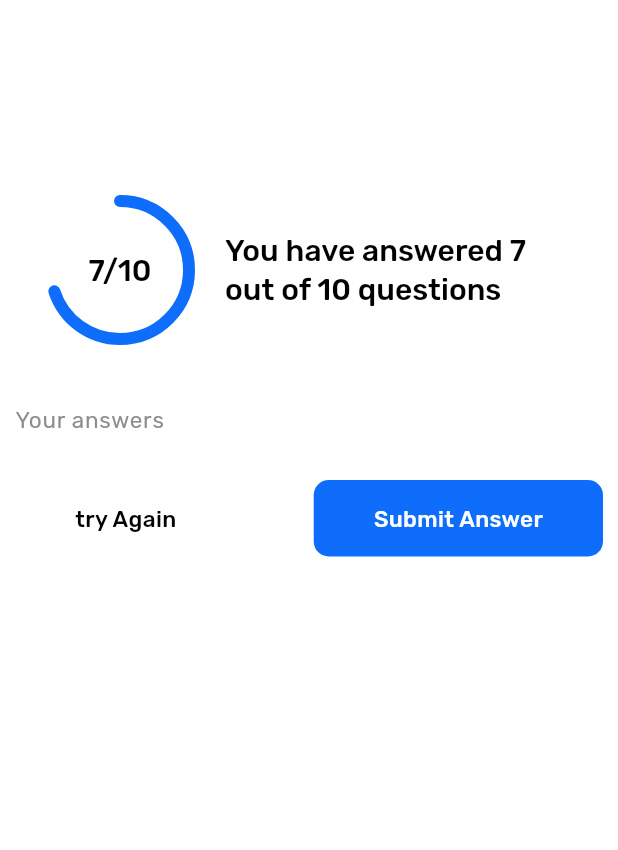
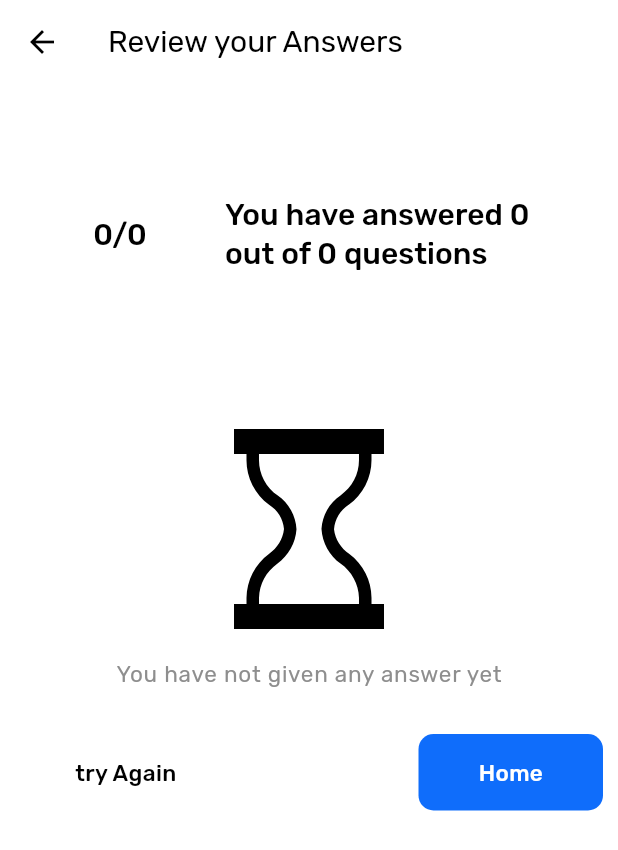
Before and after one commit to MrNitishroy/InterviewPrep, a Flutter app: the AnswerSummery screen opened directly, on a phone screen of 412 x 824 dp. Shown: the top 850 px of the screen. Run offline on Flutter 3.47's test engine with Material 2 defaults, Android fonts, the phone set to English and light mode, and no system bars; drawn by our look-alikes of percent_indicator; our stand-ins replace animated_text_kit, avatar_glow, camera, carousel_slider, confetti, firebase_auth and 14 more; accounts and stored records are empty.

Commit message:
Answer summer completed

```diff
--- a/lib/Controller/Result/ResultController.dart
+++ b/lib/Controller/Result/ResultController.dart
@@ -6,7 +6,8 @@ import 'package:shared_preferences/shared_preferences.dart';
 
 class ResultController extends GetxController {
   RxList<ListOfQuestion> userResponse = <ListOfQuestion>[].obs;
-
+  RxInt totalAnswerd = 0.obs;
+  RxInt totalQuestion = 0.obs;
   @override
   void onInit() {
     // TODO: implement onInit
@@ -22,6 +23,12 @@ class ResultController extends GetxController {
   }
 
   void setUserAnswer(String userAnswer, String question) {
+    if (userAnswer == "" ||
+        userAnswer.contains("i don't know") ||
+        userAnswer.contains("i don't have knowledge")) {
+      return;
+    } else {
+      totalAnswerd.value += 1;
       var newResponse = ListOfQuestion(
         question: question,
         userAnswer: userAnswer,
@@ -31,6 +38,7 @@ class ResultController extends GetxController {
       print("Adding Response to db");
       print("Question: $question");
       print("User Response: $userAnswer");
+    }
   }
 
 // save all data in local storage
--- a/lib/Pages/AnswerSummery/AnswerSummery.dart
+++ b/lib/Pages/AnswerSummery/AnswerSummery.dart
@@ -1,6 +1,9 @@
 import 'package:chatgpt/Components/Buttons/PrimaryButton.dart';
 import 'package:chatgpt/Components/Buttons/SecondryButton.dart';
 import 'package:chatgpt/Components/Interview/MyPercentageIndicator.dart';
+import 'package:chatgpt/Config/Colors.dart';
+import 'package:chatgpt/Controller/InterviewController.dart';
+import 'package:chatgpt/Controller/LocalStorage/LocalStorage.dart';
 import 'package:chatgpt/Controller/Result/ResultController.dart';
 import 'package:chatgpt/Pages/AnswerSummery/OverView.dart';
 import 'package:chatgpt/Pages/AnswerSummery/QuestionTile.dart';
@@ -8,6 +11,7 @@ import 'package:chatgpt/Pages/HomePage/HomeData.dart';
 import 'package:chatgpt/Pages/InterviewPage/InterviewComplete.dart';
 import 'package:flutter/cupertino.dart';
 import 'package:flutter/material.dart';
+import 'package:flutter_svg/flutter_svg.dart';
 import 'package:get/get.dart';
 import 'package:percent_indicator/percent_indicator.dart';
 
@@ -16,20 +20,44 @@ class AnswerSummery extends StatelessWidget {
 
   @override
   Widget build(BuildContext context) {
-    ResultController resultController = ResultController();
+    ResultController resultController = Get.put(ResultController());
+    InterviewController interviewController = Get.put(InterviewController());
+
     return Scaffold(
+      appBar: AppBar(
+        title: Text(
+          "Review your Answers",
+          style: Theme.of(context).textTheme.headlineSmall,
+        ),
+      ),
       body: Padding(
         padding: const EdgeInsets.all(10),
+        child: SafeArea(
           child: SingleChildScrollView(
             child: Column(
               children: [
-              SizedBox(height: 100),
+                SizedBox(height: 20),
                 OverView(
-                totalQuestion: 10,
-                answeredQuestion: 7,
+                  totalQuestion: interviewController.totalQuestion.value,
+                  answeredQuestion: resultController.totalAnswerd.value,
                 ),
                 SizedBox(height: 20),
-              Row(
+                resultController.totalAnswerd.value == 0
+                    ? Column(
+                        children: [
+                          SizedBox(height: 40),
+                          SvgPicture.asset(
+                            "Assets/Icons/empty.svg",
+                            width: 100,
+                          ),
+                          SizedBox(height: 20),
+                          Text(
+                            "You have not given any answer yet",
+                            style: Theme.of(context).textTheme.labelMedium,
+                          ),
+                        ],
+                      )
+                    : Row(
                         children: [
                           Text(
                             "Your answers",
@@ -62,12 +90,17 @@ class AnswerSummery extends StatelessWidget {
                       },
                     ),
                     SizedBox(width: 0),
-                  PrimaryButton(
+                    resultController.totalAnswerd == 0
+                        ? PrimaryButton(
+                            btnName: "Home",
+                            onPressed: () {
+                              Get.offAllNamed("/homePage");
+                            },
+                          )
+                        : PrimaryButton(
                             btnName: "Submit Answer",
                             onPressed: () {
-                      // resultController.printUserResponse();
-                      resultController.loadUserResponses();
-                      // Get.to(InterviewCompletePage());
+                              Get.to(InterviewCompletePage());
                             },
                           ),
                   ],
@@ -76,6 +109,7 @@ class AnswerSummery extends StatelessWidget {
             ),
           ),
         ),
+      ),
     );
   }
 }
```
Also changed, not shown: lib/Controller/LocalStorage/LocalStorage.dart (added, +23 -0 lines), Assets/Icons/empty.svg (added). Lines whose indentation alone changed are shown as unchanged.
